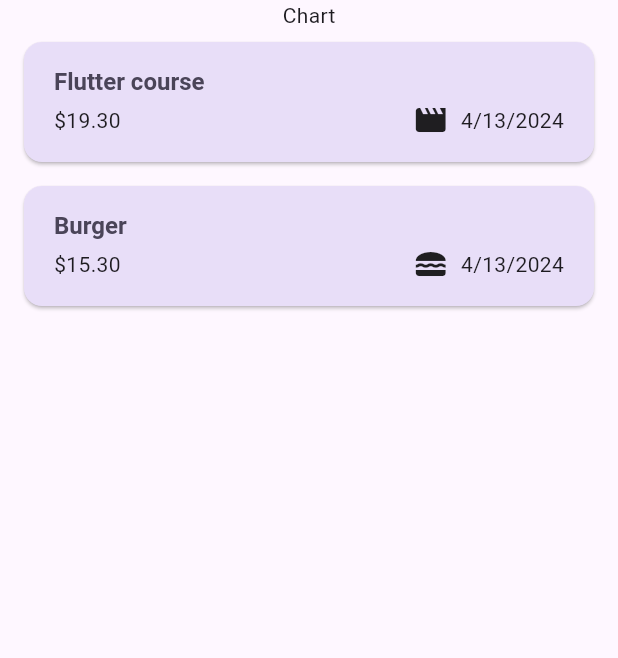
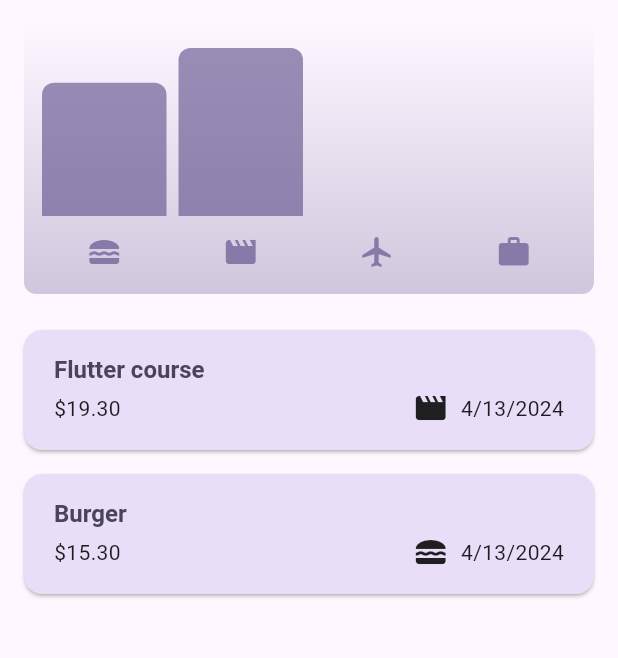
Before and after one commit to dainavipurav/003_flutter_udemy_expense_tracker, a Flutter app: the screen it shows after launch, on a phone screen of 412 x 824 dp, the part 84-742 px from its top. Run offline on Flutter 3.47's test engine with Material 3 defaults, Android fonts, the phone set to English and light mode, and no system bars.

Commit message:
implemented chart from course resources

```diff
--- /dev/null
+++ b/lib/widgets/chart/chart.dart
@@ -0,0 +1,95 @@
+import 'package:flutter/material.dart';
+
+import 'package:expense_tracker/widgets/chart/chart_bar.dart';
+import 'package:expense_tracker/models/expense.dart';
+
+class Chart extends StatelessWidget {
+  const Chart({super.key, required this.expenses});
+
+  final List<Expense> expenses;
+
+  List<ExpenseBucket> get buckets {
+    return [
+      ExpenseBucket.forCategory(expenses, Category.food),
+      ExpenseBucket.forCategory(expenses, Category.leisure),
+      ExpenseBucket.forCategory(expenses, Category.travel),
+      ExpenseBucket.forCategory(expenses, Category.work),
+    ];
+  }
+
+  double get maxTotalExpense {
+    double maxTotalExpense = 0;
+
+    for (final bucket in buckets) {
+      if (bucket.totalExpenses > maxTotalExpense) {
+        maxTotalExpense = bucket.totalExpenses;
+      }
+    }
+
+    return maxTotalExpense;
+  }
+
+  @override
+  Widget build(BuildContext context) {
+    final isDarkMode =
+        MediaQuery.of(context).platformBrightness == Brightness.dark;
+    return Container(
+      margin: const EdgeInsets.all(16),
+      padding: const EdgeInsets.symmetric(
+        vertical: 16,
+        horizontal: 8,
+      ),
+      width: double.infinity,
+      height: 180,
+      decoration: BoxDecoration(
+        borderRadius: BorderRadius.circular(8),
+        gradient: LinearGradient(
+          colors: [
+            Theme.of(context).colorScheme.primary.withOpacity(0.3),
+            Theme.of(context).colorScheme.primary.withOpacity(0.0)
+          ],
+          begin: Alignment.bottomCenter,
+          end: Alignment.topCenter,
+        ),
+      ),
+      child: Column(
+        children: [
+          Expanded(
+            child: Row(
+              crossAxisAlignment: CrossAxisAlignment.end,
+              children: [
+                for (final bucket in buckets) // alternative to map()
+                  ChartBar(
+                    fill: bucket.totalExpenses == 0
+                        ? 0
+                        : bucket.totalExpenses / maxTotalExpense,
+                  )
+              ],
+            ),
+          ),
+          const SizedBox(height: 12),
+          Row(
+            children: buckets
+                .map(
+                  (bucket) => Expanded(
+                    child: Padding(
+                      padding: const EdgeInsets.symmetric(horizontal: 4),
+                      child: Icon(
+                        categoryIcons[bucket.category],
+                        color: isDarkMode
+                            ? Theme.of(context).colorScheme.secondary
+                            : Theme.of(context)
+                                .colorScheme
+                                .primary
+                                .withOpacity(0.7),
+                      ),
+                    ),
+                  ),
+                )
+                .toList(),
+          )
+        ],
+      ),
+    );
+  }
+}
--- /dev/null
+++ b/lib/widgets/chart/chart_bar.dart
@@ -0,0 +1,34 @@
+import 'package:flutter/material.dart';
+
+class ChartBar extends StatelessWidget {
+  const ChartBar({
+    super.key,
+    required this.fill,
+  });
+
+  final double fill;
+
+  @override
+  Widget build(BuildContext context) {
+    final isDarkMode =
+        MediaQuery.of(context).platformBrightness == Brightness.dark;
+    return Expanded(
+      child: Padding(
+        padding: const EdgeInsets.symmetric(horizontal: 4),
+        child: FractionallySizedBox(
+          heightFactor: fill,
+          child: DecoratedBox(
+            decoration: BoxDecoration(
+              shape: BoxShape.rectangle,
+              borderRadius:
+                  const BorderRadius.vertical(top: Radius.circular(8)),
+              color: isDarkMode
+                  ? Theme.of(context).colorScheme.secondary
+                  : Theme.of(context).colorScheme.primary.withOpacity(0.65),
+            ),
+          ),
+        ),
+      ),
+    );
+  }
+}
--- a/lib/widgets/expenses.dart
+++ b/lib/widgets/expenses.dart
@@ -1,3 +1,4 @@
+import 'package:expense_tracker/widgets/chart/chart.dart';
 import 'package:expense_tracker/widgets/expenses_list/expenses_list.dart';
 import 'package:expense_tracker/widgets/new_expense.dart';
 import 'package:flutter/material.dart';
@@ -100,7 +101,7 @@ class _ExpensesState extends State<Expenses> {
       ),
       body: Column(
         children: [
-          const Text('Chart'),
+          Chart(expenses: _registeredExpenses),
           Expanded(
             child: mainContent,
           ),
```
